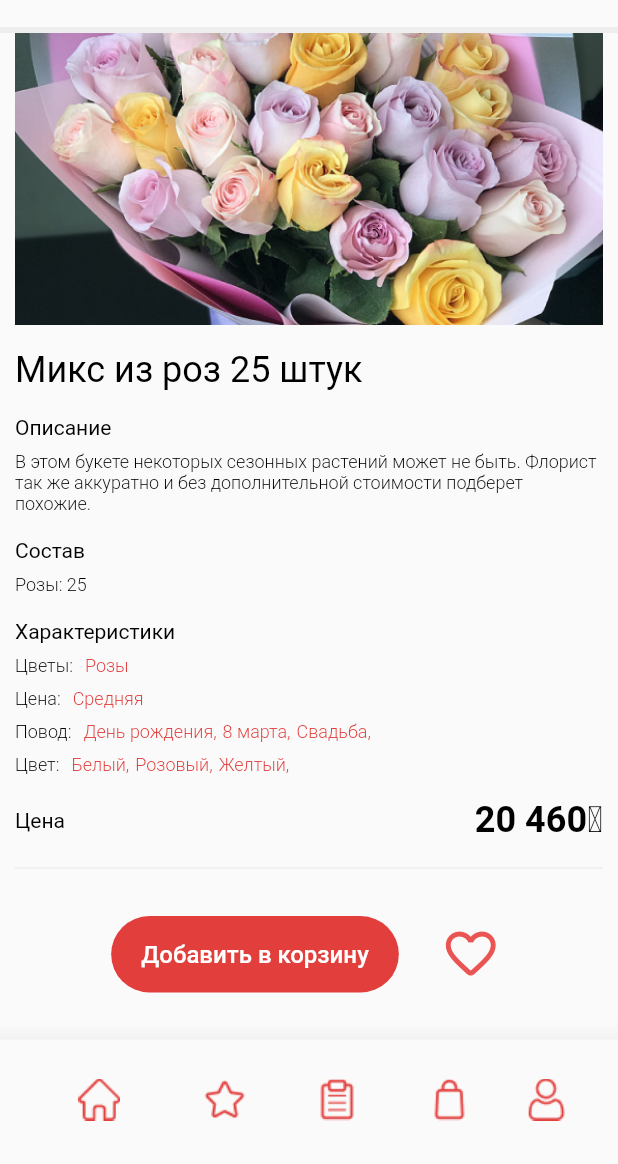
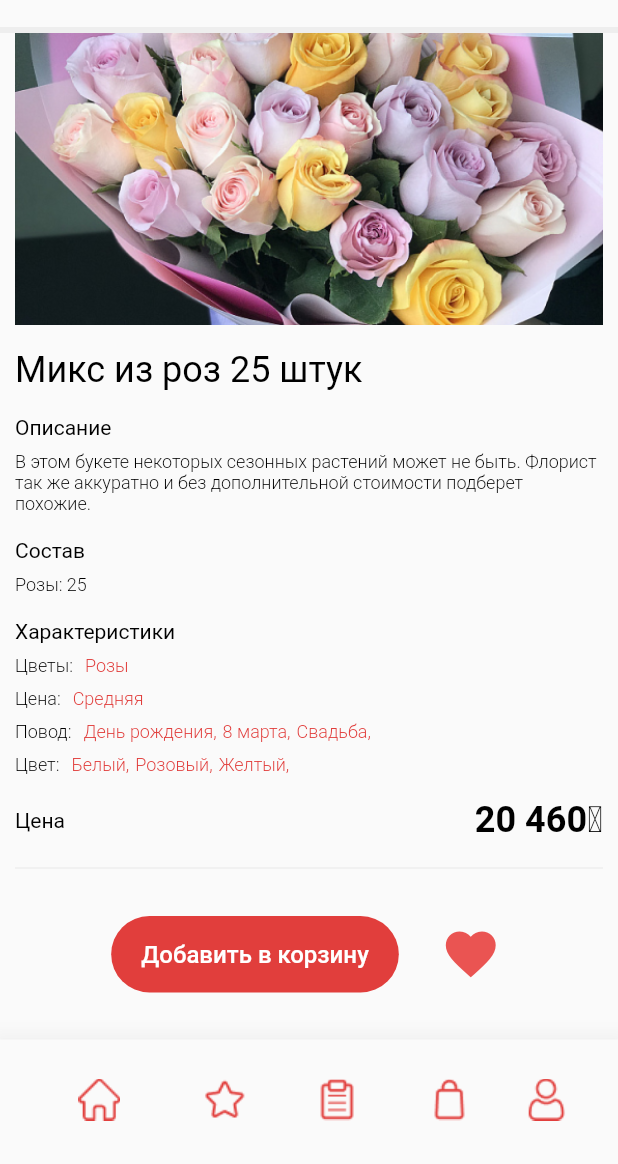
Before and after one commit to konstantingalin/flutter_flowers_app, a Flutter app: the CardScreen screen opened directly with sample values from the repository, scrolled down 96 dp, after a tap on the "favorite outline" icon, on a phone screen of 412 x 824 dp, the part 72-1236 px from its top. Run offline on Flutter 3.47's test engine with Material 2 defaults, Android fonts, the phone set to English and light mode, and no system bars; our stand-ins replace flutter_bloc.

```diff
--- a/lib/bloc/favorite/favorite_bloc.dart
+++ b/lib/bloc/favorite/favorite_bloc.dart
@@ -1,12 +1,17 @@
 import 'package:flutter_bloc/flutter_bloc.dart';
+import 'package:flutter_flowers_app/data/wishlist_data.dart';
+import 'package:flutter_flowers_app/models/flower_model.dart';
 
 part 'favorite_event.dart';
 part 'favorite_state.dart';
 
 class FavoriteBloc extends Bloc<FavoriteEvent, FavoriteState> {
   FavoriteBloc() : super(FavoriteInitial()) {
+    emit(FavoriteAddedState(isFavorite: false));
+
     on<AddFavorite>((event, emit) {
-      print('Добавлено в избранное');
+      wishlist.add(event.FlowerCard);
+      emit(FavoriteAddedState(isFavorite: true));
     });
   }
 }
--- a/lib/bloc/favorite/favorite_event.dart
+++ b/lib/bloc/favorite/favorite_event.dart
@@ -2,4 +2,10 @@ part of 'favorite_bloc.dart';
 
 class FavoriteEvent {}
 
-class AddFavorite extends FavoriteEvent {}
+class AddFavorite extends FavoriteEvent {
+  final FlowerModel FlowerCard;
+
+  AddFavorite({
+    required this.FlowerCard,
+  });
+}
--- a/lib/bloc/favorite/favorite_state.dart
+++ b/lib/bloc/favorite/favorite_state.dart
@@ -1,5 +1,15 @@
 part of 'favorite_bloc.dart';
 
-class FavoriteState {}
+class FavoriteState {
+  get isFavorite => false;
+}
 
 class FavoriteInitial extends FavoriteState {}
+
+class FavoriteAddedState extends FavoriteState {
+  FavoriteAddedState({
+    required this.isFavorite,
+  });
+
+  bool isFavorite = false;
+}
--- /dev/null
+++ b/lib/data/wishlist_data.dart
@@ -0,0 +1,3 @@
+import '../models/flower_model.dart';
+
+List<FlowerModel> wishlist = [];
--- a/lib/screens/card_screen.dart
+++ b/lib/screens/card_screen.dart
@@ -1,4 +1,5 @@
 import 'package:flutter/material.dart';
+import 'package:flutter_bloc/flutter_bloc.dart';
 import 'package:flutter_flowers_app/widgets/custom_tag.dart';
 import '../bloc/favorite/favorite_bloc.dart';
 import '../models/flower_model.dart';
@@ -283,17 +284,42 @@ class CardScreen extends StatelessWidget {
                     ),
                   ),
                   const SizedBox(width: 24),
-                  IconButton(
+                  BlocBuilder<FavoriteBloc, FavoriteState>(
+                    bloc: _favorite_bloc,
+                    builder: (context, state) {
+                      if (state is FavoriteAddedState) {
+                        return IconButton(
                           onPressed: () {
-                      _favorite_bloc.add(AddFavorite());
+                            _favorite_bloc.add(AddFavorite(
+                              FlowerCard: card,
+                            ));
                           },
                           padding: EdgeInsets.zero,
-                    icon: const Icon(
+                          icon: Icon(
+                            state.isFavorite
+                                ? Icons.favorite
+                                : Icons.favorite_border_rounded,
+                            color: Color.fromARGB(255, 234, 84, 82),
+                            size: 40.0,
+                          ),
+                        );
+                      } else {
+                        return IconButton(
+                          onPressed: () {
+                            _favorite_bloc.add(AddFavorite(
+                              FlowerCard: card,
+                            ));
+                          },
+                          padding: EdgeInsets.zero,
+                          icon: Icon(
                             Icons.favorite_border_rounded,
                             color: Color.fromARGB(255, 234, 84, 82),
                             size: 40.0,
                           ),
-                  ),
+                        );
+                      }
+                    },
+                  )
                 ],
               ),
               const SizedBox(height: 16),
--- a/lib/screens/orders_screen.dart
+++ b/lib/screens/orders_screen.dart
@@ -17,7 +17,7 @@ class OrdersScreen extends StatelessWidget {
           child: Header(),
         ),
       ),
-      bottomNavigationBar: BottomNavBar(index: 3),
+      bottomNavigationBar: BottomNavBar(index: 2),
       body: Text('Заказы'),
     );
   }
--- a/lib/screens/profile_screen.dart
+++ b/lib/screens/profile_screen.dart
@@ -17,7 +17,7 @@ class ProfileScreen extends StatelessWidget {
           child: Header(),
         ),
       ),
-      bottomNavigationBar: BottomNavBar(index: 1),
+      bottomNavigationBar: BottomNavBar(index: 4),
       body: Text('Профиль'),
     );
   }
```
Also changed, not shown: lib/screens/wishlist_screen.dart (+25 -4 lines), lib/data/cart_data.dart (added). Lines whose indentation alone changed are shown as unchanged.
